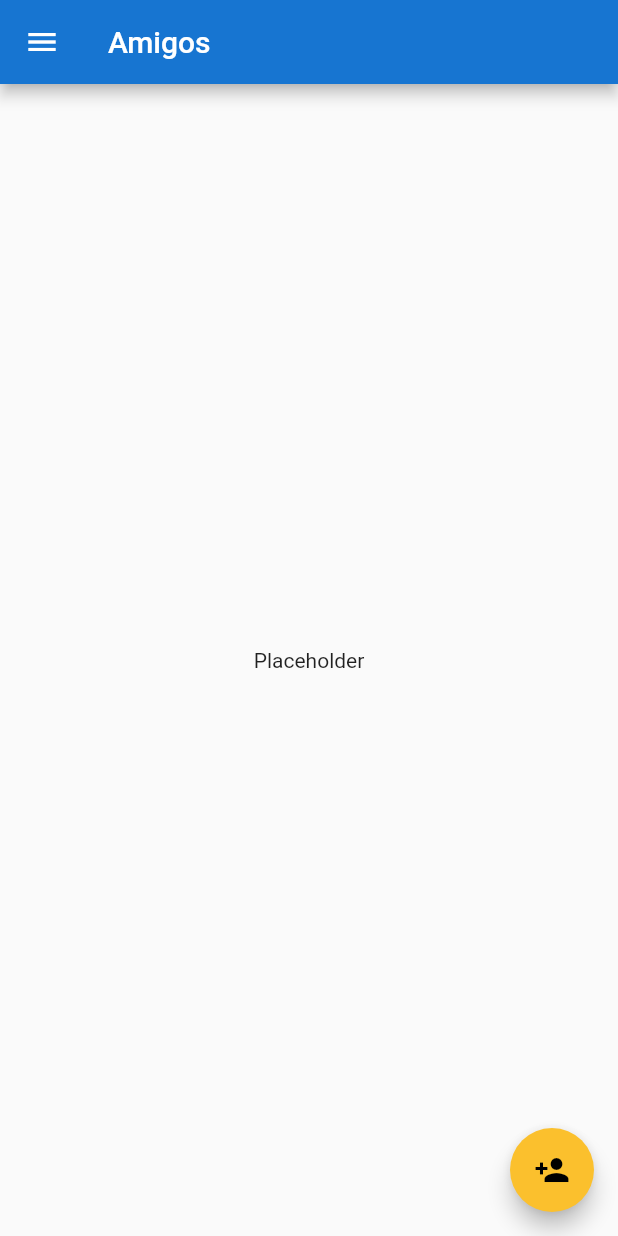
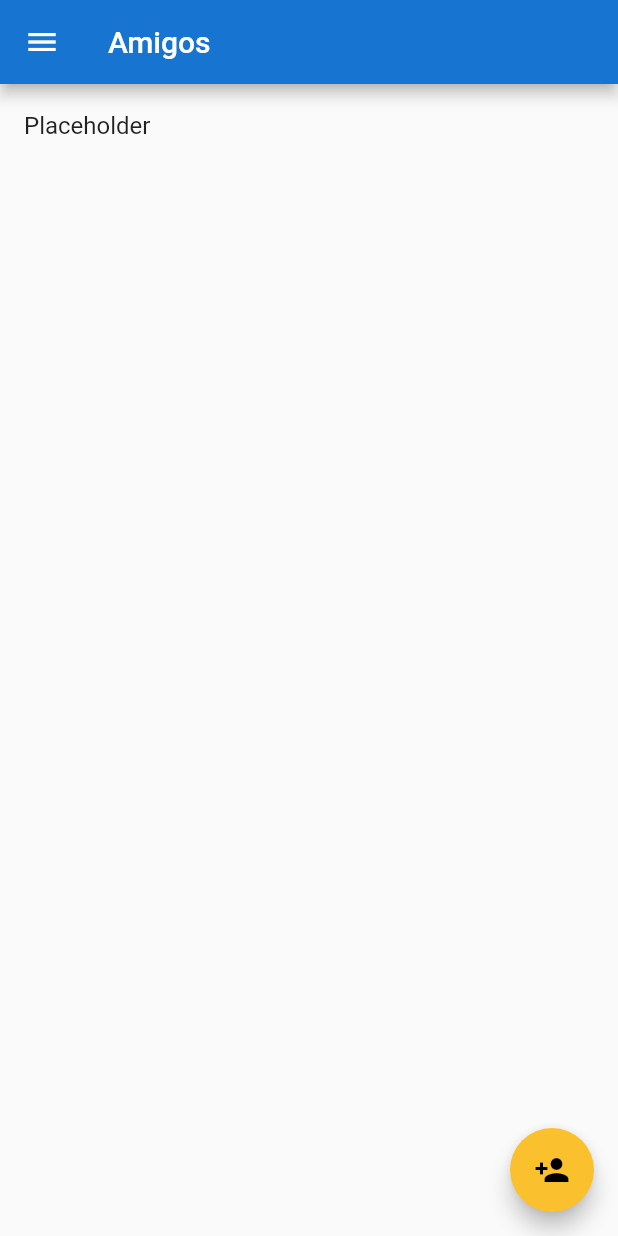
Before and after one commit to frangaren/bulletfinger, a Flutter app: the FriendListScreen screen opened by its route, on a phone screen of 412 x 824 dp. Run offline on Flutter 3.47's test engine with Material 2 defaults, Android fonts, the phone set to English and light mode, and no system bars; our stand-ins replace image_picker.

Commit message:
Add friend list widget

```diff
--- a/lib/main.dart
+++ b/lib/main.dart
@@ -16,6 +16,8 @@ class MyApp extends StatelessWidget {
       '111222333'
   );
 
+  final List<Profile> friends = new List<Profile>();
+
   @override
   Widget build(BuildContext context) {
     return new MaterialApp(
@@ -26,7 +28,7 @@ class MyApp extends StatelessWidget {
             (BuildContext context) => new DetectPeripheralsScreen(),
         '/home' : (BuildContext context) => new MyHomePage(profile, title: 'main'),
         '/profile': (BuildContext context) => new ProfileScreen(profile),
-        '/friends': (BuildContext context) => new FriendListScreen(profile),
+        '/friends': (BuildContext context) => new FriendListScreen(profile, friends),
       },
       theme: new ThemeData(
         // This is the theme of your application.
--- a/lib/views/friend-list-screen.dart
+++ b/lib/views/friend-list-screen.dart
@@ -1,19 +1,15 @@
 import 'package:flutter/material.dart';
 import 'package:bulletfinger/models/profile.dart';
 import 'package:bulletfinger/views/drawer.dart';
+import 'package:bulletfinger/views/friend-list.dart';
 
 class FriendListScreen extends StatelessWidget {
   final Profile profile;
+  final List<Profile> friends;
 
-  FriendListScreen(this.profile, {Key key}) : super(key: key);
+  FriendListScreen(this.profile, this.friends, {Key key}) : super(key: key);
   @override
   Widget build(BuildContext context) {
-    // This method is rerun every time setState is called, for instance as done
-    // by the _incrementCounter method above.
-    //
-    // The Flutter framework has been optimized to make rerunning build methods
-    // fast, so that you can just rebuild anything that needs updating rather
-    // than having to individually change instances of widgets.
     return new Scaffold(
       drawer: new MyDrawer(
         profile,
@@ -27,7 +23,7 @@ class FriendListScreen extends StatelessWidget {
       body: new Center(
         // Center is a layout widget. It takes a single child and positions it
         // in the middle of the parent.
-        child: new Text('Placeholder'),
+        child: new FriendList(friends),
       ),
       floatingActionButton: new FloatingActionButton(
         onPressed: null,
@@ -36,5 +32,4 @@ class FriendListScreen extends StatelessWidget {
       ), // This trailing comma makes auto-formatting nicer for build methods.
     );
   }
-
 }
--- /dev/null
+++ b/lib/views/friend-list.dart
@@ -0,0 +1,31 @@
+import 'package:flutter/material.dart';
+import 'package:bulletfinger/models/profile.dart';
+import 'package:bulletfinger/views/drawer.dart';
+
+class FriendList extends StatefulWidget {
+  final List<Profile> friends;
+
+  FriendList(this.friends, {Key key}) : super(key: key);
+
+  @override
+  State<StatefulWidget> createState() {
+    return new FriendListState(friends);
+  }
+}
+
+class FriendListState extends State<FriendList> {
+  final List<Profile> friends;
+
+  FriendListState(this.friends);
+
+  @override
+  Widget build(BuildContext context) {
+    return new ListView(
+      children: <Widget>[
+        new ListTile(
+          title: new Text('Placeholder'),
+        )
+      ],
+    );
+  }
+}
```
